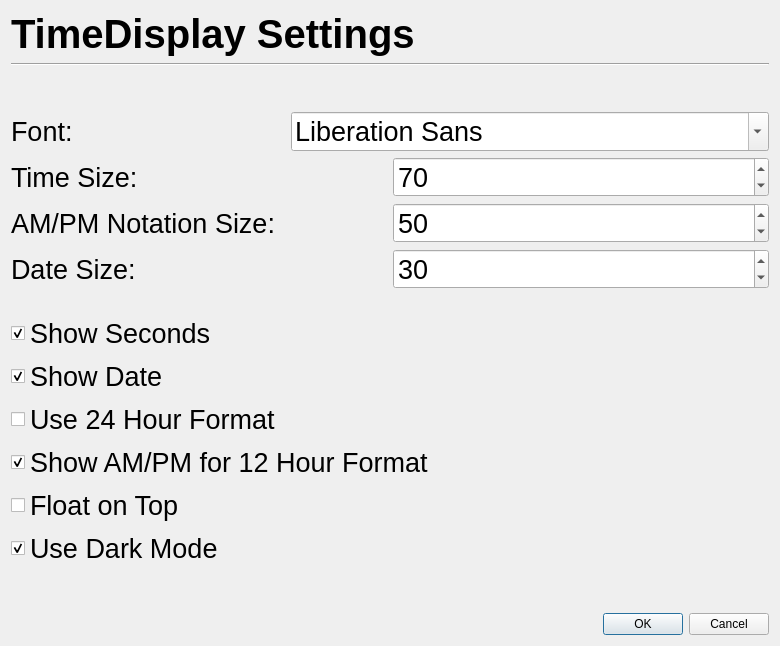
Qt form QtUI/TimeDisplaySettings.ui (TwelfthDoctor1/TimeDisplayGUI) before a commit.
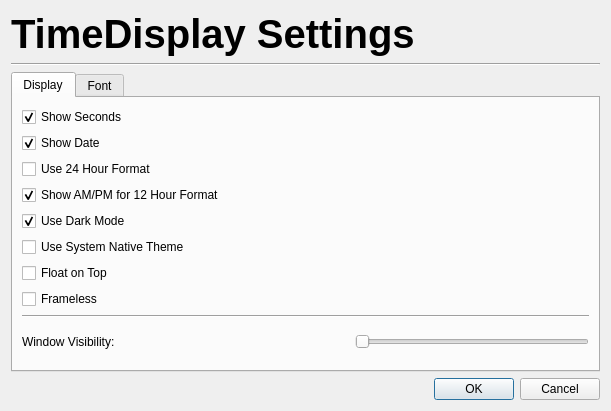
The same form after that commit.

Commit message: Update to PyQt6 + Window handling Options

```diff
--- a/QtUI/TimeDisplaySettings.ui
+++ b/QtUI/TimeDisplaySettings.ui
@@ -6,8 +6,8 @@
    <rect>
     <x>0</x>
     <y>0</y>
-    <width>780</width>
-    <height>552</height>
+    <width>611</width>
+    <height>411</height>
    </rect>
   </property>
   <property name="windowTitle">
@@ -19,6 +19,7 @@
      <property name="font">
       <font>
        <pointsize>30</pointsize>
+       <weight>75</weight>
        <bold>true</bold>
       </font>
      </property>
@@ -35,13 +36,150 @@
     </widget>
    </item>
    <item>
+    <widget class="QTabWidget" name="tabWidget">
+     <property name="currentIndex">
+      <number>0</number>
+     </property>
+     <property name="usesScrollButtons">
+      <bool>true</bool>
+     </property>
+     <widget class="QWidget" name="DisplayTab">
+      <attribute name="title">
+       <string>Display</string>
+      </attribute>
+      <layout class="QVBoxLayout" name="verticalLayout_4">
+       <item>
+        <widget class="QCheckBox" name="ShowSeconds">
+         <property name="text">
+          <string>Show Seconds</string>
+         </property>
+         <property name="checked">
+          <bool>true</bool>
+         </property>
+        </widget>
+       </item>
+       <item>
+        <widget class="QCheckBox" name="ShowDate">
+         <property name="text">
+          <string>Show Date</string>
+         </property>
+         <property name="checked">
+          <bool>true</bool>
+         </property>
+        </widget>
+       </item>
+       <item>
+        <widget class="QCheckBox" name="hr24Usage">
+         <property name="text">
+          <string>Use 24 Hour Format</string>
+         </property>
+        </widget>
+       </item>
+       <item>
+        <widget class="QCheckBox" name="Hr12NotUsage">
+         <property name="text">
+          <string>Show AM/PM for 12 Hour Format</string>
+         </property>
+         <property name="checked">
+          <bool>true</bool>
+         </property>
+        </widget>
+       </item>
+       <item>
+        <widget class="QCheckBox" name="useDarkMode">
+         <property name="text">
+          <string>Use Dark Mode</string>
+         </property>
+         <property name="checked">
+          <bool>true</bool>
+         </property>
+        </widget>
+       </item>
+       <item>
+        <widget class="QCheckBox" name="setUseNativeTheme">
+         <property name="text">
+          <string>Use System Native Theme</string>
+         </property>
+        </widget>
+       </item>
+       <item>
+        <widget class="QCheckBox" name="FloatWindow">
+         <property name="text">
+          <string>Float on Top</string>
+         </property>
+        </widget>
+       </item>
+       <item>
+        <widget class="QCheckBox" name="setFrameless">
+         <property name="text">
+          <string>Frameless</string>
+         </property>
+        </widget>
+       </item>
+       <item>
+        <widget class="Line" name="line_2">
+         <property name="orientation">
+          <enum>Qt::Horizontal</enum>
+         </property>
+        </widget>
+       </item>
+       <item>
+        <layout class="QVBoxLayout" name="verticalLayout_2">
+         <item>
+          <spacer name="verticalSpacer_2">
+           <property name="orientation">
+            <enum>Qt::Vertical</enum>
+           </property>
+           <property name="sizeHint" stdset="0">
+            <size>
+             <width>20</width>
+             <height>40</height>
+            </size>
+           </property>
+          </spacer>
+         </item>
+         <item>
+          <layout class="QHBoxLayout" name="horizontalLayout_5">
+           <property name="sizeConstraint">
+            <enum>QLayout::SetDefaultConstraint</enum>
+           </property>
+           <item>
+            <widget class="QLabel" name="WindowVisibilityLabel">
+             <property name="text">
+              <string>Window Visibility:</string>
+             </property>
+            </widget>
+           </item>
+           <item>
+            <spacer name="horizontalSpacer_5">
+             <property name="orientation">
+              <enum>Qt::Horizontal</enum>
+             </property>
+             <property name="sizeHint" stdset="0">
+              <size>
+               <width>40</width>
+               <height>20</height>
+              </size>
+             </property>
+            </spacer>
+           </item>
+           <item>
+            <widget class="QSlider" name="WindowVisibilitySlider">
+             <property name="maximum">
+              <number>100</number>
+             </property>
+             <property name="orientation">
+              <enum>Qt::Horizontal</enum>
+             </property>
+            </widget>
+           </item>
+          </layout>
+         </item>
+         <item>
     <spacer name="verticalSpacer">
      <property name="orientation">
       <enum>Qt::Vertical</enum>
      </property>
-     <property name="sizeType">
-      <enum>QSizePolicy::Fixed</enum>
-     </property>
      <property name="sizeHint" stdset="0">
       <size>
        <width>20</width>
@@ -50,28 +188,39 @@
      </property>
     </spacer>
    </item>
+        </layout>
+       </item>
+      </layout>
+     </widget>
+     <widget class="QWidget" name="FontTab">
+      <attribute name="title">
+       <string>Font</string>
+      </attribute>
+      <layout class="QVBoxLayout" name="verticalLayout_3">
    <item>
     <layout class="QHBoxLayout" name="horizontalLayout">
      <item>
       <widget class="QLabel" name="FontLabel">
-       <property name="font">
-        <font>
-         <pointsize>20</pointsize>
-        </font>
-       </property>
        <property name="text">
         <string>Font: </string>
        </property>
       </widget>
      </item>
      <item>
-      <widget class="QFontComboBox" name="FontUsage">
-       <property name="font">
-        <font>
-         <pointsize>20</pointsize>
-        </font>
-       </property>
-      </widget>
+          <spacer name="horizontalSpacer">
+           <property name="orientation">
+            <enum>Qt::Horizontal</enum>
+           </property>
+           <property name="sizeHint" stdset="0">
+            <size>
+             <width>40</width>
+             <height>20</height>
+            </size>
+           </property>
+          </spacer>
+         </item>
+         <item>
+          <widget class="QFontComboBox" name="FontUsage"/>
      </item>
     </layout>
    </item>
@@ -79,23 +228,26 @@
     <layout class="QHBoxLayout" name="horizontalLayout_2">
      <item>
       <widget class="QLabel" name="TimeSizeLabel">
-       <property name="font">
-        <font>
-         <pointsize>20</pointsize>
-        </font>
-       </property>
        <property name="text">
         <string>Time Size: </string>
        </property>
       </widget>
      </item>
+         <item>
+          <spacer name="horizontalSpacer_2">
+           <property name="orientation">
+            <enum>Qt::Horizontal</enum>
+           </property>
+           <property name="sizeHint" stdset="0">
+            <size>
+             <width>40</width>
+             <height>20</height>
+            </size>
+           </property>
+          </spacer>
+         </item>
      <item>
       <widget class="QSpinBox" name="TimeSize">
-       <property name="font">
-        <font>
-         <pointsize>20</pointsize>
-        </font>
-       </property>
        <property name="maximum">
         <number>999</number>
        </property>
@@ -110,23 +262,26 @@
     <layout class="QHBoxLayout" name="horizontalLayout_4">
      <item>
       <widget class="QLabel" name="Hr12NotationSizeLabel">
-       <property name="font">
-        <font>
-         <pointsize>20</pointsize>
-        </font>
-       </property>
        <property name="text">
         <string>AM/PM Notation Size: </string>
        </property>
       </widget>
      </item>
+         <item>
+          <spacer name="horizontalSpacer_3">
+           <property name="orientation">
+            <enum>Qt::Horizontal</enum>
+           </property>
+           <property name="sizeHint" stdset="0">
+            <size>
+             <width>40</width>
+             <height>20</height>
+            </size>
+           </property>
+          </spacer>
+         </item>
      <item>
       <widget class="QSpinBox" name="Hr12NotationSize">
-       <property name="font">
-        <font>
-         <pointsize>20</pointsize>
-        </font>
-       </property>
        <property name="maximum">
         <number>999</number>
        </property>
@@ -141,23 +296,26 @@
     <layout class="QHBoxLayout" name="horizontalLayout_3">
      <item>
       <widget class="QLabel" name="DateSizeLabel">
-       <property name="font">
-        <font>
-         <pointsize>20</pointsize>
-        </font>
-       </property>
        <property name="text">
         <string>Date Size: </string>
        </property>
       </widget>
      </item>
+         <item>
+          <spacer name="horizontalSpacer_4">
+           <property name="orientation">
+            <enum>Qt::Horizontal</enum>
+           </property>
+           <property name="sizeHint" stdset="0">
+            <size>
+             <width>40</width>
+             <height>20</height>
+            </size>
+           </property>
+          </spacer>
+         </item>
      <item>
       <widget class="QSpinBox" name="DateSize">
-       <property name="font">
-        <font>
-         <pointsize>20</pointsize>
-        </font>
-       </property>
        <property name="maximum">
         <number>999</number>
        </property>
@@ -168,135 +326,10 @@
      </item>
     </layout>
    </item>
-   <item>
-    <spacer name="verticalSpacer_3">
-     <property name="orientation">
-      <enum>Qt::Vertical</enum>
-     </property>
-     <property name="sizeType">
-      <enum>QSizePolicy::Fixed</enum>
-     </property>
-     <property name="sizeHint" stdset="0">
-      <size>
-       <width>20</width>
-       <height>20</height>
-      </size>
-     </property>
-    </spacer>
-   </item>
-   <item>
-    <widget class="QCheckBox" name="ShowSeconds">
-     <property name="font">
-      <font>
-       <pointsize>20</pointsize>
-      </font>
-     </property>
-     <property name="text">
-      <string>Show Seconds</string>
-     </property>
-     <property name="checked">
-      <bool>true</bool>
-     </property>
-    </widget>
-   </item>
-   <item>
-    <widget class="QCheckBox" name="ShowDate">
-     <property name="font">
-      <font>
-       <pointsize>20</pointsize>
-      </font>
-     </property>
-     <property name="text">
-      <string>Show Date</string>
-     </property>
-     <property name="checked">
-      <bool>true</bool>
-     </property>
+      </layout>
+     </widget>
     </widget>
    </item>
-   <item>
-    <widget class="QCheckBox" name="hr24Usage">
-     <property name="font">
-      <font>
-       <pointsize>20</pointsize>
-      </font>
-     </property>
-     <property name="text">
-      <string>Use 24 Hour Format</string>
-     </property>
-    </widget>
-   </item>
-   <item>
-    <widget class="QCheckBox" name="Hr12NotUsage">
-     <property name="font">
-      <font>
-       <pointsize>20</pointsize>
-      </font>
-     </property>
-     <property name="text">
-      <string>Show AM/PM for 12 Hour Format</string>
-     </property>
-     <property name="checked">
-      <bool>true</bool>
-     </property>
-    </widget>
-   </item>
-   <item>
-    <widget class="QCheckBox" name="FloatWindow">
-     <property name="font">
-      <font>
-       <pointsize>20</pointsize>
-      </font>
-     </property>
-     <property name="text">
-      <string>Float on Top</string>
-     </property>
-    </widget>
-   </item>
-   <item>
-    <widget class="QCheckBox" name="useDarkMode">
-     <property name="font">
-      <font>
-       <pointsize>20</pointsize>
-      </font>
-     </property>
-     <property name="text">
-      <string>Use Dark Mode</string>
-     </property>
-     <property name="checked">
-      <bool>true</bool>
-     </property>
-    </widget>
-   </item>
-   <item>
-    <spacer name="verticalSpacer_2">
-     <property name="orientation">
-      <enum>Qt::Vertical</enum>
-     </property>
-     <property name="sizeType">
-      <enum>QSizePolicy::Fixed</enum>
-     </property>
-     <property name="sizeHint" stdset="0">
-      <size>
-       <width>20</width>
-       <height>40</height>
-      </size>
-     </property>
-    </spacer>
-   </item>
-   <item>
-    <spacer name="verticalSpacer_4">
-     <property name="orientation">
-      <enum>Qt::Vertical</enum>
-     </property>
-     <property name="sizeHint" stdset="0">
-      <size>
-       <width>20</width>
-       <height>40</height>
-      </size>
-     </property>
-    </spacer>
-   </item>
    <item>
     <widget class="QDialogButtonBox" name="buttonBox">
      <property name="orientation">
```
Left out of the diff: 2 changed lines with no effect on the pictures. Lines whose indentation alone changed are shown as unchanged. The commit also changes 26 other files.
